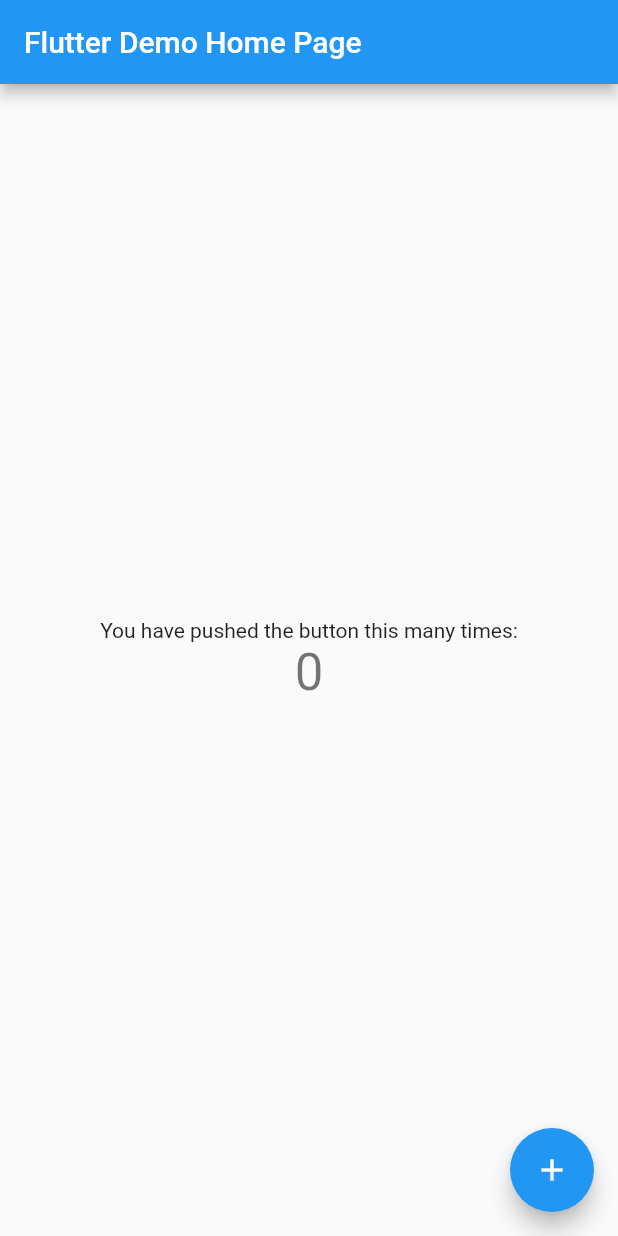
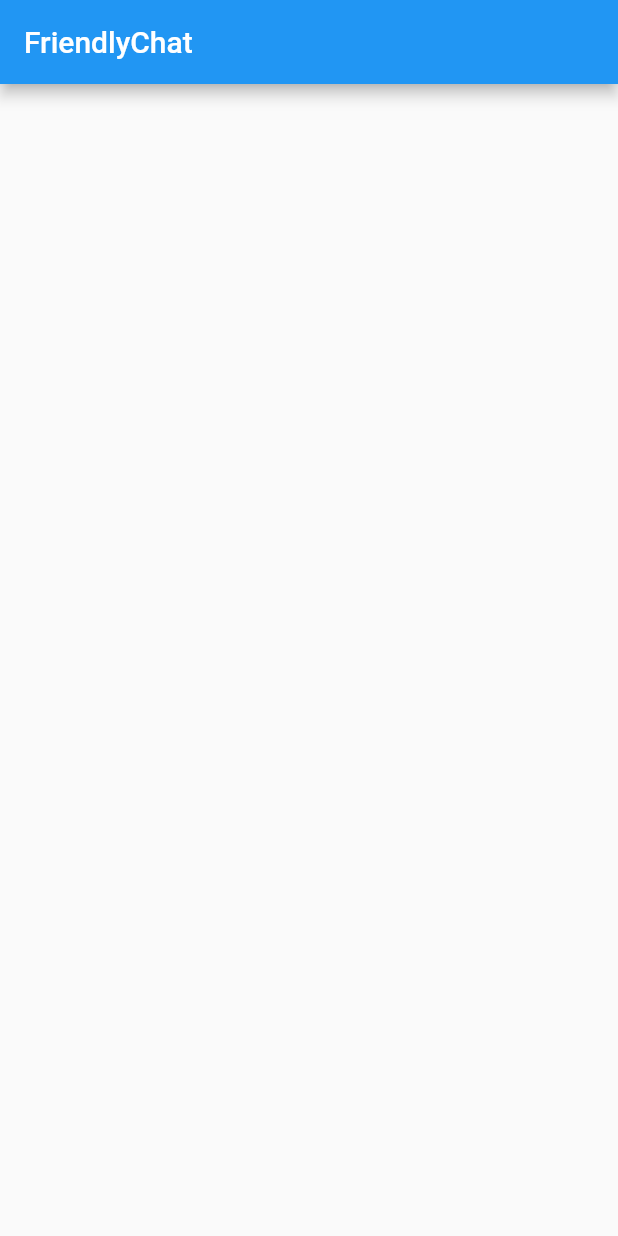
Before and after one commit to n0dustoll3ns/recipe_app, a Flutter app: the screen it shows after launch, on a phone screen of 412 x 824 dp. Run offline on Flutter 3.47's test engine with Material 2 defaults, Android fonts, the light colour scheme and no system bars.

```diff
--- a/lib/main.dart
+++ b/lib/main.dart
@@ -1,115 +1,37 @@
+
 import 'package:flutter/material.dart';
 
 void main() {
-  runApp(const MyApp());
+  runApp(
+    const FriendlyChatApp(),
+  );
 }
 
-class MyApp extends StatelessWidget {
-  const MyApp({Key? key}) : super(key: key);
+class FriendlyChatApp extends StatelessWidget {
+  const FriendlyChatApp({
+    Key? key,
+  }) : super(key: key);
 
-  // This widget is the root of your application.
   @override
   Widget build(BuildContext context) {
-    return MaterialApp(
-      title: 'Flutter Demo',
-      theme: ThemeData(
-        // This is the theme of your application.
-        //
-        // Try running your application with "flutter run". You'll see the
-        // application has a blue toolbar. Then, without quitting the app, try
-        // changing the primarySwatch below to Colors.green and then invoke
-        // "hot reload" (press "r" in the console where you ran "flutter run",
-        // or simply save your changes to "hot reload" in a Flutter IDE).
-        // Notice that the counter didn't reset back to zero; the application
-        // is not restarted.
-        primarySwatch: Colors.blue,
-      ),
-      home: const MyHomePage(title: 'Flutter Demo Home Page'),
+    return const MaterialApp(
+      title: 'FriendlyChat',
+      home: ChatScreen(),
     );
   }
 }
 
-class MyHomePage extends StatefulWidget {
-  const MyHomePage({Key? key, required this.title}) : super(key: key);
-
-  // This widget is the home page of your application. It is stateful, meaning
-  // that it has a State object (defined below) that contains fields that affect
-  // how it looks.
-
-  // This class is the configuration for the state. It holds the values (in this
-  // case the title) provided by the parent (in this case the App widget) and
-  // used by the build method of the State. Fields in a Widget subclass are
-  // always marked "final".
-
-  final String title;
-
-  @override
-  State<MyHomePage> createState() => _MyHomePageState();
-}
-
-class _MyHomePageState extends State<MyHomePage> {
-  int _counter = 0;
-
-  void _incrementCounter() {
-    setState(() {
-      // This call to setState tells the Flutter framework that something has
-      // changed in this State, which causes it to rerun the build method below
-      // so that the display can reflect the updated values. If we changed
-      // _counter without calling setState(), then the build method would not be
-      // called again, and so nothing would appear to happen.
-      _counter++;
-    });
-  }
+class ChatScreen extends StatelessWidget {
+  const ChatScreen({
+    Key? key,
+  }) : super(key: key);
 
   @override
   Widget build(BuildContext context) {
-    // This method is rerun every time setState is called, for instance as done
-    // by the _incrementCounter method above.
-    //
-    // The Flutter framework has been optimized to make rerunning build methods
-    // fast, so that you can just rebuild anything that needs updating rather
-    // than having to individually change instances of widgets.
     return Scaffold(
       appBar: AppBar(
-        // Here we take the value from the MyHomePage object that was created by
-        // the App.build method, and use it to set our appbar title.
-        title: Text(widget.title),
+        title: const Text('FriendlyChat'),
       ),
-      body: Center(
-        // Center is a layout widget. It takes a single child and positions it
-        // in the middle of the parent.
-        child: Column(
-          // Column is also a layout widget. It takes a list of children and
-          // arranges them vertically. By default, it sizes itself to fit its
-          // children horizontally, and tries to be as tall as its parent.
-          //
-          // Invoke "debug painting" (press "p" in the console, choose the
-          // "Toggle Debug Paint" action from the Flutter Inspector in Android
-          // Studio, or the "Toggle Debug Paint" command in Visual Studio Code)
-          // to see the wireframe for each widget.
-          //
-          // Column has various properties to control how it sizes itself and
-          // how it positions its children. Here we use mainAxisAlignment to
-          // center the children vertically; the main axis here is the vertical
-          // axis because Columns are vertical (the cross axis would be
-          // horizontal).
-          mainAxisAlignment: MainAxisAlignment.center,
-          children: <Widget>[
-            const Text(
-              'You have pushed the button this many times:',
-            ),
-            Text(
-              '$_counter',
-              style: Theme.of(context).textTheme.headline4,
-            ),
-          ],
-        ),
-      ),
-      floatingActionButton: FloatingActionButton(
-        onPressed: _incrementCounter,
-        tooltip: 'Increment',
-        child: const Icon(Icons.add),
-      ), // This trailing comma makes auto-formatting nicer for build methods.
     );
   }
 }
```
